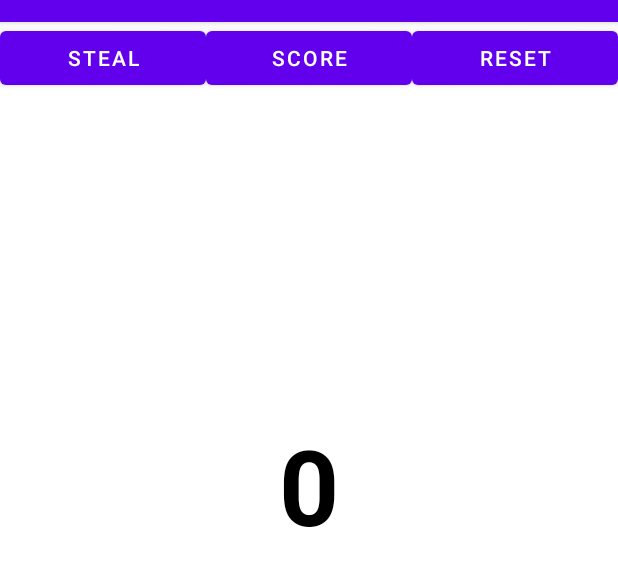
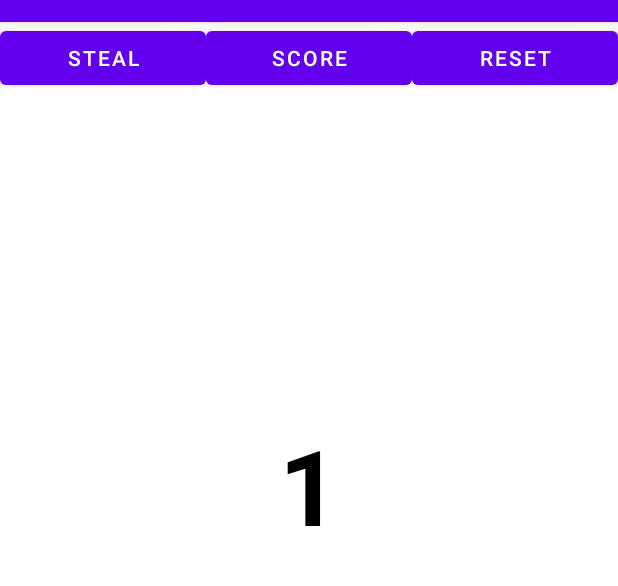
Before and after one commit to farnamFF/coree1, an Android app: the screen it shows after launch (MainActivity), after a tap on "SCORE", on a phone screen of 412 x 824 dp, the part 62-648 px from its top. Run offline under Robolectric (Android 15) with nearby library versions, the phone set to English and light mode, and no system bars; 1 other tap on this screen came first.

Commit message:
Update MainActivity.kt

```diff
--- a/app/src/main/java/com/example/coree1/MainActivity.kt
+++ b/app/src/main/java/com/example/coree1/MainActivity.kt
@@ -1,123 +1,115 @@
 package com.example.coree1
 
-import android.content.res.Configuration
+
 import android.graphics.Color
-import android.media.AudioAttributes
 import android.media.MediaPlayer
-import android.net.Uri
 import android.os.Bundle
 import android.util.Log
-import android.view.MotionEvent
 import android.widget.Button
 import android.widget.TextView
-import android.widget.Toast
+
 
 
 import androidx.appcompat.app.AppCompatActivity
-import kotlinx.android.synthetic.main.activity_main.*
+
 
 
 class MainActivity : AppCompatActivity() {
-    companion object {
-        const val COUNT_KEY = "COUNT_KEY" // const key to save/read value from bundle
-    }
 
-    private var mediaPlayer: MediaPlayer? = null
+
 
     override fun onStart() {
         super.onStart()
-        Log.i("LIFECYCLE" , "onStart")
+        Log.i("LIFECYCLE", "onStart")
     }
 
 
+    var increment_number = 0;
 
     override fun onCreate(savedInstanceState: Bundle?) {
         super.onCreate(savedInstanceState)
         setContentView(R.layout.activity_main)
 
-        Log.i("LIFECYCLE" , "onCreate")
 
+        Log.i("LIFECYCLE", "onCreate")
 
+        //connecting xml view with java view variables
+        val score = findViewById<Button>(R.id.score);
+        val steal = findViewById<Button>(R.id.steal);
+        val reset = findViewById<Button>(R.id.reset);
+        val result = findViewById<TextView>(R.id.result);
 
-
-
-
-
-
-
-        val score = findViewById<Button>(R.id.score)
-        val steal = findViewById<Button>(R.id.steal)
-        val reset = findViewById<Button>(R.id.reset)
-        val result = findViewById<TextView>(R.id.result)
-
-        val sharePref = this.getSharedPreferences("pref", MODE_PRIVATE);
-
-        // 0 is the default value given in case the value is not found
-        var increment_number = sharePref.getInt("num",0)
+        Log.i("LIFECYCLE", "" + increment_number);
 
         // Setting the textview to last stored value so that on rotation we can see that stored value
-        result.setText(Integer.toString(increment_number))
-        check(increment_number,result)
+        result.text = increment_number.toString()
+
+        check(increment_number)
 
         score.setOnClickListener {
-            increment_number ++
+            if (increment_number in 0..14) {
+                increment_number++
                 result.text = increment_number.toString()
-            sharePref.edit().putInt("num",increment_number).apply()
-            check(increment_number,result)
-
-
-            if (increment_number >14) { increment_number = 0
-                sharePref.edit().putInt("num",increment_number).apply()}
-
-
-        }
-        steal.setOnClickListener {
-            increment_number --
-            result.text = increment_number.toString()
-            sharePref.edit().putInt("num",increment_number).apply()
-            check(increment_number,result)
-        }
-        reset.setOnClickListener {
-            increment_number = 0
-            result.text = increment_number.toString()
-            sharePref.edit().putInt("num",increment_number).apply()
-            check(increment_number,result)
+                check(increment_number)
             }
 
         }
 
 
-
-
-
-
-    fun check(increment_number:Int, result:TextView){
-        if (increment_number >= 10){
-            result.setTextColor(Color.GREEN)
-        }else if (increment_number >= 5){
-            result.setTextColor(Color.BLUE)
-
-        }else if (increment_number >= 5){
-            result.setTextColor(Color.BLUE) }
-        else if (increment_number ==3){
-          var  mediaPlayer = MediaPlayer.create(this, R.raw.bugle_tune) //audio
-            mediaPlayer.start()
-
-
-
-            }
-        else if (increment_number > 14)
-        else{
-            result.setTextColor(Color.BLACK)
-        }
-
+        steal.setOnClickListener {
+            if (increment_number > 0) {
+                increment_number--
+                result.text = increment_number.toString()
+                check(increment_number)
 
 
             }
 
+        }
 
+        reset.setOnClickListener {
+            increment_number = 0
+            result.text = increment_number.toString()
+            check(increment_number)
+        }
+    }
 
+    private fun check(increment_number: Int) {
 
+         if (increment_number == 15) {
+            val mediaPlayer = MediaPlayer.create(this, R.raw.bugle_tune) //audio
+            mediaPlayer.start()
+        }
+        else if (increment_number >= 10) {
+            findViewById<TextView>(R.id.result).setTextColor(Color.GREEN) }
+        else if (increment_number >= 5) {
+            findViewById<TextView>(R.id.result).setTextColor(Color.BLUE)
+        } else if (increment_number >= 5) {
+            findViewById<TextView>(R.id.result).setTextColor(Color.BLUE)
+
+        } else {
+            findViewById<TextView>(R.id.result).setTextColor(Color.BLACK)
+        }
+    }
+
+    //Use onSaveInstanceState(Bundle) and onRestoreInstanceState
+    override fun onSaveInstanceState(savedInstanceState: Bundle) {
+
+        // Save UI state changes to the savedInstanceState.
+        // This bundle will be passed to onCreate if the process is
+        // killed and restarted.
+        super.onSaveInstanceState(savedInstanceState)
+        savedInstanceState.putInt("MyInt", increment_number)
+    }
+
+    //onRestoreInstanceState
+    override fun onRestoreInstanceState(savedInstanceState: Bundle) {
+        super.onRestoreInstanceState(savedInstanceState)
+        // Restore UI state from the savedInstanceState.
+        increment_number = savedInstanceState.getInt("MyInt")
+        findViewById<TextView>(R.id.result).text = increment_number.toString()
+        check(increment_number)
+    }
 
 
 }
```
Lines whose indentation alone changed are shown as unchanged.
